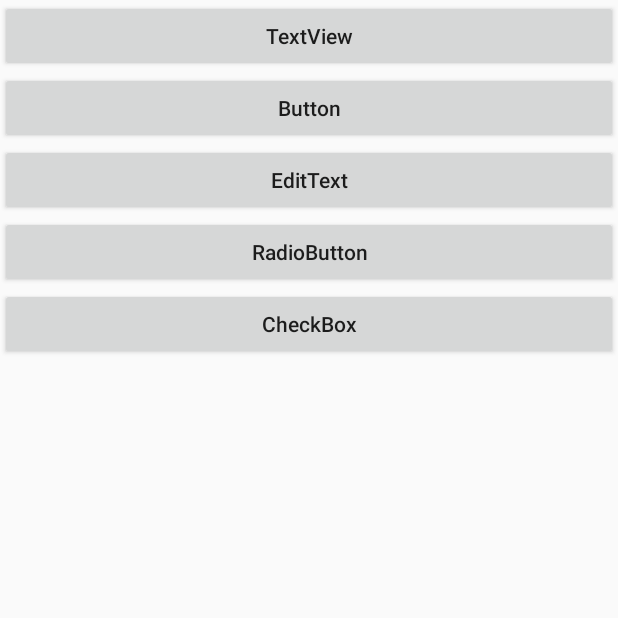
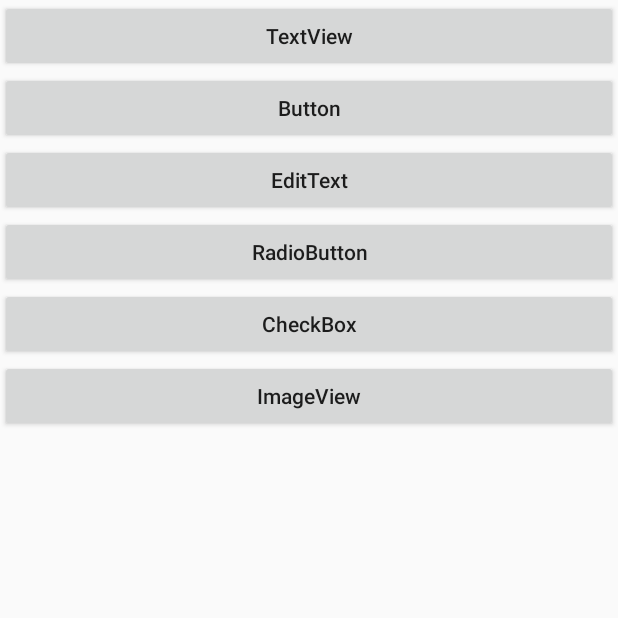
Before and after one commit to geeksfan/Android_Demo, an Android app: the screen it shows after launch (MainActivity), on a phone screen of 412 x 824 dp, the top half of it. Run offline under Robolectric (Android 15) with nearby library versions, the phone set to English and light mode, and no system bars.

Commit message:
ImageView 完结

```diff
--- a/app/src/main/AndroidManifest.xml
+++ b/app/src/main/AndroidManifest.xml
@@ -1,6 +1,9 @@
 <?xml version="1.0" encoding="utf-8"?>
 <manifest xmlns:android="http://schemas.android.com/apk/res/android"
     package="com.smart4s.app.merchant.helloworld">
+
+    <uses-permission android:name="android.permission.INTERNET"/>
+<!--    <uses-permission android:name="android.permission.ACCESS_NETWORK_STATE"/>-->
 
     <application
         android:allowBackup="true"
@@ -9,7 +12,8 @@
         android:roundIcon="@mipmap/ic_launcher_round"
         android:supportsRtl="true"
         android:theme="@style/Theme.HelloWorld">
-        <activity android:name=".CheckBoxActivity"></activity>
+        <activity android:name=".ImageViewActivity"></activity>
+        <activity android:name=".CheckBoxActivity" />
         <activity android:name=".RadioButtonActivity" />
         <activity android:name=".EditTextActivity" />
         <activity android:name=".ButtonActivity" />
--- a/app/src/main/java/com/smart4s/app/merchant/helloworld/MainActivity.java
+++ b/app/src/main/java/com/smart4s/app/merchant/helloworld/MainActivity.java
@@ -14,6 +14,7 @@ public class MainActivity extends AppCompatActivity {
     private Button mBtnEditText;
     private Button mBtnRadioButton;
     private Button mBtnCheckBox;
+    private Button mBtnImageView;
 
     @Override
     protected void onCreate(Bundle savedInstanceState) {
@@ -23,7 +24,8 @@ public class MainActivity extends AppCompatActivity {
         mBtnButton = this.<Button>findViewById(R.id.btn_button);
         mBtnEditText = this.<Button>findViewById(R.id.btn_editText);
         mBtnRadioButton = this.<Button>findViewById(R.id.btn_radioButton);
-        mBtnCheckBox = findViewById(R.id.btn_checkBox);
+        mBtnCheckBox = this.<Button>findViewById(R.id.btn_checkBox);
+        mBtnImageView = this.<Button>findViewById(R.id.btn_imageView);
         setListener();
     }
 
@@ -34,6 +36,7 @@ public class MainActivity extends AppCompatActivity {
         mBtnEditText.setOnClickListener(onClick);
         mBtnRadioButton.setOnClickListener(onClick);
         mBtnCheckBox.setOnClickListener(onClick);
+        mBtnImageView.setOnClickListener(onClick);
     }
 
     private class OnClick implements View.OnClickListener{
@@ -62,6 +65,10 @@ public class MainActivity extends AppCompatActivity {
                     // 跳转到CheckBox演示界面
                     intent = new Intent(MainActivity.this, CheckBoxActivity.class);
                     break;
+                case R.id.btn_imageView:
+                    // 跳转到ImageView演示界面
+                    intent = new Intent(MainActivity.this, ImageViewActivity.class);
+                    break;
             }
             startActivity(intent);
         }
--- a/app/src/main/res/layout/activity_main.xml
+++ b/app/src/main/res/layout/activity_main.xml
@@ -39,5 +39,12 @@
         android:text="CheckBox"
         android:textAllCaps="false"/>
 
+    <Button
+        android:id="@+id/btn_imageView"
+        android:layout_width="match_parent"
+        android:layout_height="wrap_content"
+        android:text="ImageView"
+        android:textAllCaps="false"/>
+
 
 </LinearLayout>
```
Also changed, not shown: app/build.gradle (+8 -0 lines), app/src/main/java/com/smart4s/app/merchant/helloworld/ImageViewActivity.java (added, +20 -0 lines), app/src/main/res/layout/activity_image_view.xml (added, +48 -0 lines), app/src/main/res/drawable-xxhdpi/hmbb.jpg (added).
